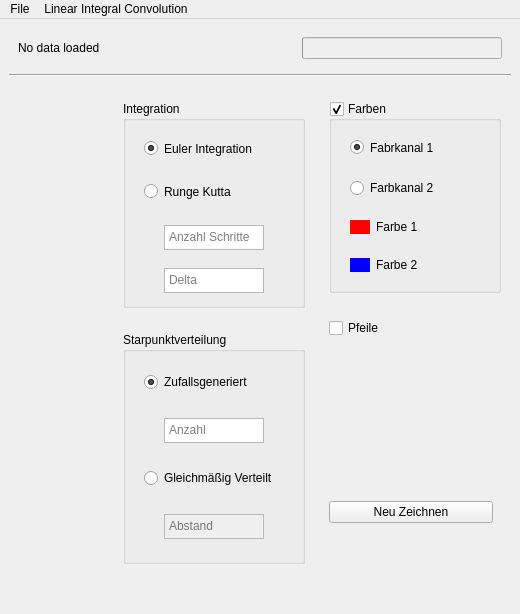
Before: the Qt Designer form res/MainWindow.ui in e1325103/Visualisierung, drawn with Qt 5.
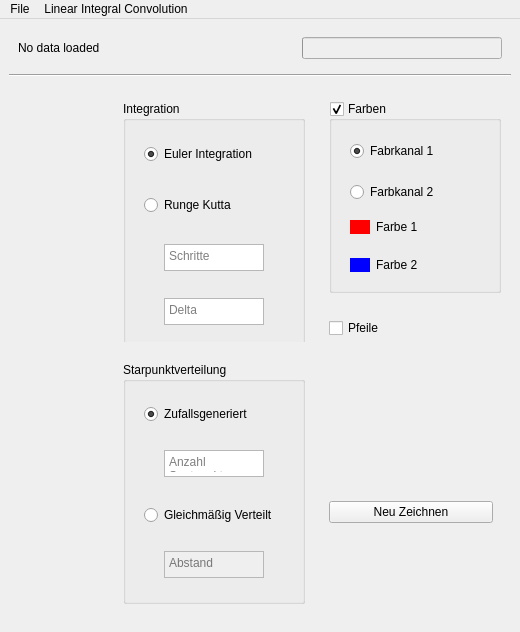
After: the same form once the commit is applied.

Commit message: Verschoenerung Grafische Oberflaeche

```diff
--- a/res/MainWindow.ui
+++ b/res/MainWindow.ui
@@ -104,22 +104,28 @@
              <property name="minimumSize">
               <size>
                <width>200</width>
-               <height>225</height>
+               <height>250</height>
               </size>
              </property>
              <property name="maximumSize">
               <size>
                <width>200</width>
-               <height>225</height>
+               <height>250</height>
               </size>
              </property>
              <layout class="QVBoxLayout" name="verticalLayout_15">
               <item>
                <widget class="QGroupBox" name="groupIntegration">
+                <property name="minimumSize">
+                 <size>
+                  <width>0</width>
+                  <height>250</height>
+                 </size>
+                </property>
                 <property name="maximumSize">
                  <size>
                   <width>16777215</width>
-                  <height>210</height>
+                  <height>250</height>
                  </size>
                 </property>
                 <property name="title">
@@ -134,10 +140,16 @@
                 <layout class="QVBoxLayout" name="verticalLayout_10">
                  <item>
                   <widget class="QWidget" name="widget_3" native="true">
+                   <property name="minimumSize">
+                    <size>
+                     <width>0</width>
+                     <height>42</height>
+                    </size>
+                   </property>
                    <property name="maximumSize">
                     <size>
                      <width>16777215</width>
-                     <height>40</height>
+                     <height>42</height>
                     </size>
                    </property>
                    <layout class="QVBoxLayout" name="verticalLayout_5">
@@ -156,10 +168,16 @@
                  </item>
                  <item>
                   <widget class="QWidget" name="widget_8" native="true">
+                   <property name="minimumSize">
+                    <size>
+                     <width>0</width>
+                     <height>42</height>
+                    </size>
+                   </property>
                    <property name="maximumSize">
                     <size>
                      <width>16777215</width>
-                     <height>40</height>
+                     <height>42</height>
                     </size>
                    </property>
                    <layout class="QHBoxLayout" name="horizontalLayout_3">
@@ -178,7 +196,7 @@
                    <property name="maximumSize">
                     <size>
                      <width>16777215</width>
-                     <height>42</height>
+                     <height>45</height>
                     </size>
                    </property>
                    <layout class="QHBoxLayout" name="horizontalLayout_4">
@@ -207,7 +225,7 @@
 &lt;p style=&quot;-qt-paragraph-type:empty; margin-top:0px; margin-bottom:0px; margin-left:0px; margin-right:0px; -qt-block-indent:0; text-indent:0px;&quot;&gt;&lt;br /&gt;&lt;/p&gt;&lt;/body&gt;&lt;/html&gt;</string>
                       </property>
                       <property name="placeholderText">
-                       <string>Anzahl Schritte</string>
+                       <string>Schritte</string>
                       </property>
                      </widget>
                     </item>
@@ -219,7 +237,7 @@
                    <property name="maximumSize">
                     <size>
                      <width>16777215</width>
-                     <height>42</height>
+                     <height>45</height>
                     </size>
                    </property>
                    <layout class="QHBoxLayout" name="horizontalLayout_5">
@@ -256,7 +274,7 @@
              <property name="minimumSize">
               <size>
                <width>200</width>
-               <height>250</height>
+               <height>260</height>
               </size>
              </property>
              <property name="maximumSize">
@@ -280,6 +298,12 @@
                 <layout class="QVBoxLayout" name="verticalLayout_14">
                  <item>
                   <widget class="QWidget" name="widget_16" native="true">
+                   <property name="minimumSize">
+                    <size>
+                     <width>0</width>
+                     <height>42</height>
+                    </size>
+                   </property>
                    <property name="maximumSize">
                     <size>
                      <width>16777215</width>
@@ -305,7 +329,7 @@
                    <property name="maximumSize">
                     <size>
                      <width>16777215</width>
-                     <height>42</height>
+                     <height>45</height>
                     </size>
                    </property>
                    <layout class="QHBoxLayout" name="horizontalLayout_8">
@@ -343,6 +367,12 @@
                  </item>
                  <item>
                   <widget class="QWidget" name="widget_17" native="true">
+                   <property name="minimumSize">
+                    <size>
+                     <width>0</width>
+                     <height>42</height>
+                    </size>
+                   </property>
                    <property name="maximumSize">
                     <size>
                      <width>16777215</width>
@@ -368,7 +398,7 @@
                    <property name="maximumSize">
                     <size>
                      <width>16777215</width>
-                     <height>42</height>
+                     <height>45</height>
                     </size>
                    </property>
                    <layout class="QHBoxLayout" name="horizontalLayout_9">
@@ -460,6 +490,12 @@
                 <layout class="QVBoxLayout" name="verticalLayout_18">
                  <item>
                   <widget class="QWidget" name="widget_23" native="true">
+                   <property name="minimumSize">
+                    <size>
+                     <width>0</width>
+                     <height>42</height>
+                    </size>
+                   </property>
                    <layout class="QVBoxLayout" name="verticalLayout_17">
                     <item>
                      <widget class="QRadioButton" name="radioColourOne">
@@ -476,6 +512,12 @@
                  </item>
                  <item>
                   <widget class="QWidget" name="widget_24" native="true">
+                   <property name="minimumSize">
+                    <size>
+                     <width>0</width>
+                     <height>42</height>
+                    </size>
+                   </property>
                    <layout class="QVBoxLayout" name="verticalLayout_16">
                     <item>
                      <widget class="QRadioButton" name="radioColourTwo">
```
